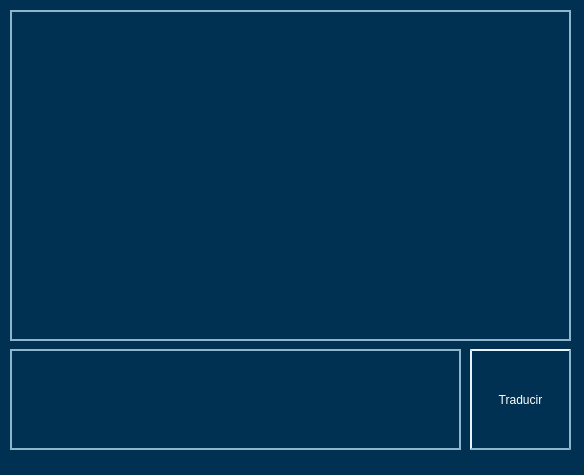
Before: the Qt Designer form Proyecto/mainwindow.ui in JorgeA-Z/QT-Traductor-Completo, drawn with Qt 5.
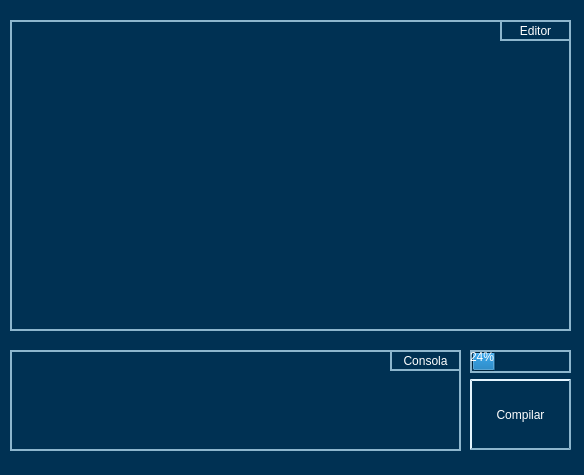
After: the same form once the commit is applied.

```diff
--- a/Proyecto/mainwindow.ui
+++ b/Proyecto/mainwindow.ui
@@ -21,9 +21,9 @@
     <property name="geometry">
      <rect>
       <x>10</x>
-      <y>349</y>
-      <width>451</width>
-      <height>101</height>
+      <y>20</y>
+      <width>561</width>
+      <height>311</height>
      </rect>
     </property>
     <property name="styleSheet">
@@ -46,9 +46,9 @@
     <property name="geometry">
      <rect>
       <x>470</x>
-      <y>349</y>
+      <y>379</y>
       <width>101</width>
-      <height>101</height>
+      <height>71</height>
      </rect>
     </property>
     <property name="styleSheet">
@@ -65,16 +65,16 @@
 }</string>
     </property>
     <property name="text">
-     <string>Traducir</string>
+     <string>Compilar</string>
     </property>
    </widget>
    <widget class="QListWidget" name="listWidget">
     <property name="geometry">
      <rect>
       <x>10</x>
-      <y>10</y>
-      <width>561</width>
-      <height>331</height>
+      <y>350</y>
+      <width>451</width>
+      <height>101</height>
      </rect>
     </property>
     <property name="styleSheet">
@@ -82,6 +82,66 @@
 border: 2px solid rgb(141,182,205);</string>
     </property>
    </widget>
+   <widget class="QLabel" name="label">
+    <property name="geometry">
+     <rect>
+      <x>390</x>
+      <y>350</y>
+      <width>71</width>
+      <height>21</height>
+     </rect>
+    </property>
+    <property name="styleSheet">
+     <string notr="true">color: #FFF;
+border: 2px solid rgb(141,182,205);
+</string>
+    </property>
+    <property name="text">
+     <string>Consola</string>
+    </property>
+    <property name="alignment">
+     <set>Qt::AlignCenter</set>
+    </property>
+   </widget>
+   <widget class="QProgressBar" name="progressBar">
+    <property name="geometry">
+     <rect>
+      <x>470</x>
+      <y>350</y>
+      <width>101</width>
+      <height>23</height>
+     </rect>
+    </property>
+    <property name="styleSheet">
+     <string notr="true">color: #FFF;
+border: 2px solid rgb(141,182,205);
+</string>
+    </property>
+    <property name="value">
+     <number>24</number>
+    </property>
+   </widget>
+   <widget class="QLabel" name="label_2">
+    <property name="geometry">
+     <rect>
+      <x>500</x>
+      <y>20</y>
+      <width>71</width>
+      <height>21</height>
+     </rect>
+    </property>
+    <property name="styleSheet">
+     <string notr="true">color: #FFF;
+border: 2px solid rgb(141,182,205);
+</string>
+    </property>
+    <property name="text">
+     <string>Editor</string>
+    </property>
+    <property name="alignment">
+     <set>Qt::AlignCenter</set>
+    </property>
+   </widget>
   </widget>
   <widget class="QStatusBar" name="statusbar">
    <property name="contextMenuPolicy">
```
Left out of the diff: 2 changed lines with no effect on the pictures.
